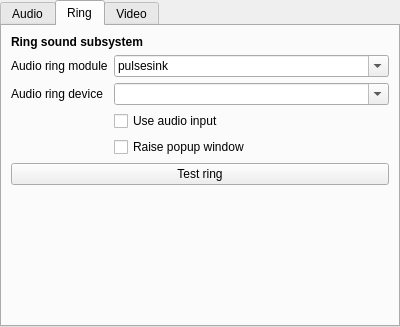
pihhan/makneto, file makneto/src/prefs_media.ui: the form before one commit.
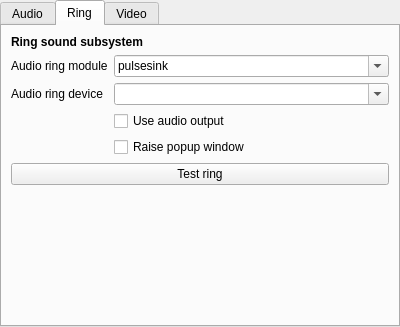
The form after the commit. The open tabs and pages were chosen to show the change.

```diff
--- a/makneto/src/prefs_media.ui
+++ b/makneto/src/prefs_media.ui
@@ -354,7 +354,7 @@
       <item row="2" column="1">
        <widget class="QCheckBox" name="kcfg_AudioRingLoud">
         <property name="text">
-         <string>Use audio input</string>
+         <string>Use audio output</string>
         </property>
        </widget>
       </item>
```
Left out of the diff: 2 changed lines with no effect on the pictures.
